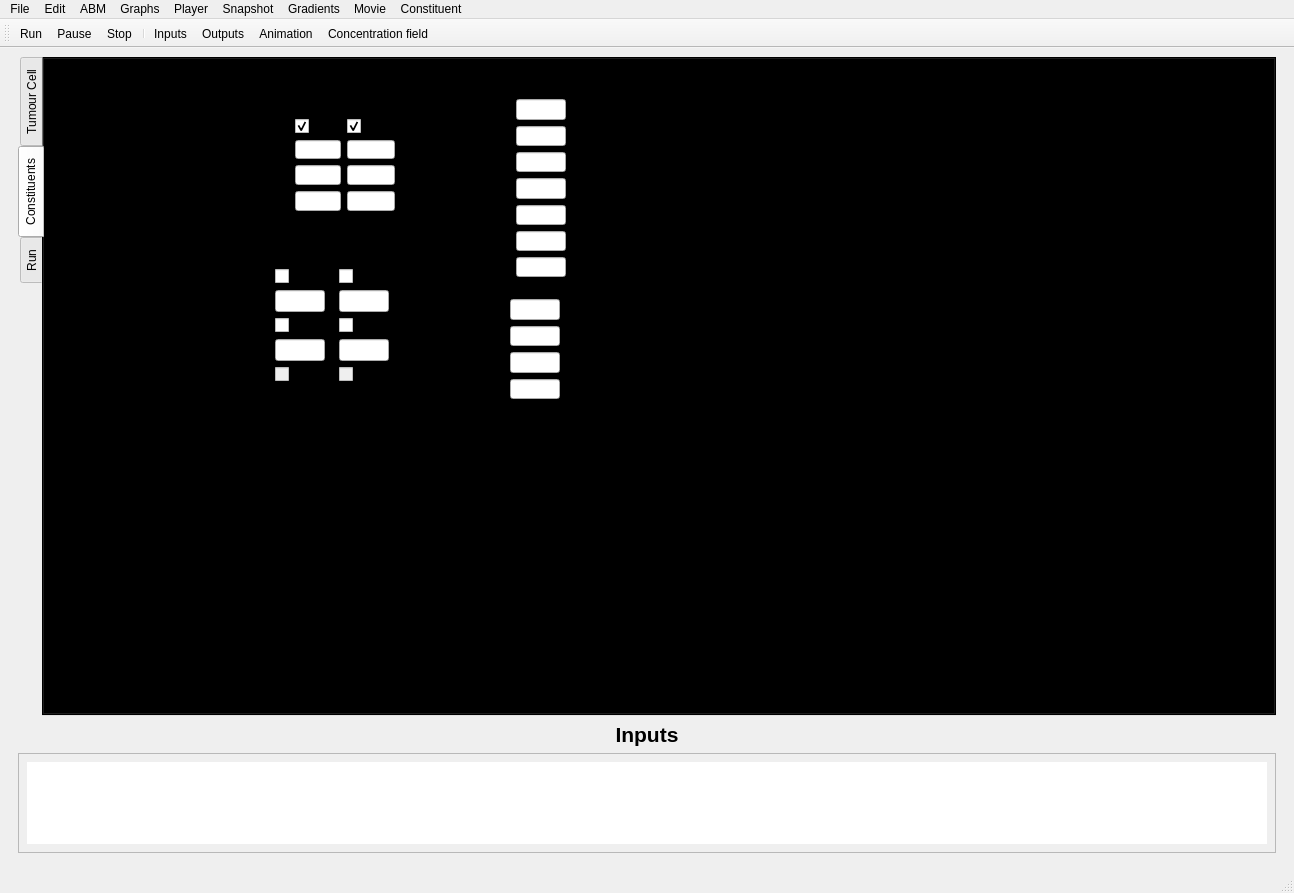
Above: GUI/spheroid_GUI.ui from gibbogle/spheroid-abm before the change. Below: the same form after it.
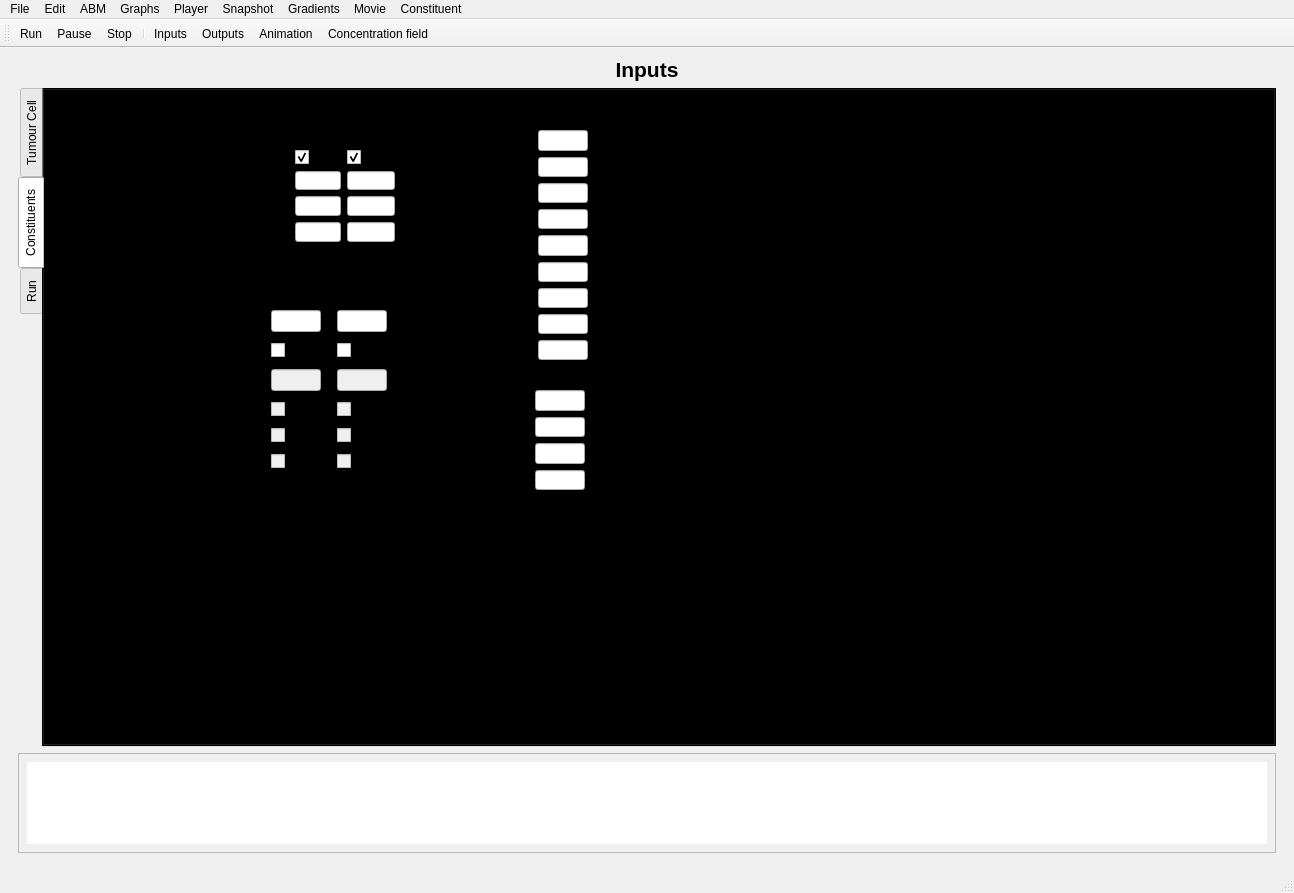
That is the form after the change. The open tabs and pages were chosen to show the change. Icons and pictures are not drawn. Custom widgets are drawn as their Qt base class.

Commit message: Reconfigured the GUI for drug parameter input Single halflife, now applies in medium also

Diff of the .ui file:
```diff
--- a/GUI/spheroid_GUI.ui
+++ b/GUI/spheroid_GUI.ui
@@ -49,6 +49,30 @@
         <property name="topMargin">
          <number>0</number>
         </property>
+        <item>
+         <widget class="QLabel" name="label_input">
+          <property name="maximumSize">
+           <size>
+            <width>16777215</width>
+            <height>30</height>
+           </size>
+          </property>
+          <property name="font">
+           <font>
+            <family>Segoe UI</family>
+            <pointsize>16</pointsize>
+            <weight>75</weight>
+            <bold>true</bold>
+           </font>
+          </property>
+          <property name="text">
+           <string>Inputs</string>
+          </property>
+          <property name="alignment">
+           <set>Qt::AlignCenter</set>
+          </property>
+         </widget>
+        </item>
         <item>
          <widget class="QTabWidget" name="tabs">
           <property name="enabled">
@@ -452,8 +476,8 @@
              <rect>
               <x>390</x>
               <y>40</y>
-              <width>201</width>
-              <height>178</height>
+              <width>251</width>
+              <height>230</height>
              </rect>
             </property>
             <layout class="QGridLayout" name="gridLayout_6">
@@ -636,12 +660,84 @@
                </property>
               </widget>
              </item>
+             <item row="7" column="2">
+              <widget class="QLineEdit" name="line_SN30K_HALFLIFE">
+               <property name="enabled">
+                <bool>true</bool>
+               </property>
+               <property name="maximumSize">
+                <size>
+                 <width>50</width>
+                 <height>16777215</height>
+                </size>
+               </property>
+               <property name="alignment">
+                <set>Qt::AlignRight|Qt::AlignTrailing|Qt::AlignVCenter</set>
+               </property>
+              </widget>
+             </item>
+             <item row="7" column="3">
+              <widget class="QLabel" name="units_halflife">
+               <property name="text">
+                <string>hours</string>
+               </property>
+              </widget>
+             </item>
+             <item row="7" column="1">
+              <widget class="QMyLabel" name="label_SN30K_HALFLIFE">
+               <property name="font">
+                <font>
+                 <weight>50</weight>
+                 <bold>false</bold>
+                </font>
+               </property>
+               <property name="text">
+                <string>Half-life</string>
+               </property>
+              </widget>
+             </item>
+             <item row="8" column="1">
+              <widget class="QMyLabel" name="label_SN30K_METABOLITE_HALFLIFE">
+               <property name="font">
+                <font>
+                 <weight>50</weight>
+                 <bold>false</bold>
+                </font>
+               </property>
+               <property name="text">
+                <string>Metabolite half-life</string>
+               </property>
+              </widget>
+             </item>
+             <item row="8" column="2">
+              <widget class="QLineEdit" name="line_SN30K_METABOLITE_HALFLIFE">
+               <property name="enabled">
+                <bool>true</bool>
+               </property>
+               <property name="maximumSize">
+                <size>
+                 <width>50</width>
+                 <height>16777215</height>
+                </size>
+               </property>
+               <property name="alignment">
+                <set>Qt::AlignRight|Qt::AlignTrailing|Qt::AlignVCenter</set>
+               </property>
+              </widget>
+             </item>
+             <item row="8" column="3">
+              <widget class="QLabel" name="units_metabolite_halflife">
+               <property name="text">
+                <string>hours</string>
+               </property>
+              </widget>
+             </item>
             </layout>
            </widget>
            <widget class="QLabel" name="label_SN30K">
             <property name="geometry">
              <rect>
-              <x>420</x>
+              <x>450</x>
               <y>20</y>
               <width>131</width>
               <height>16</height>
@@ -661,8 +757,8 @@
             <property name="geometry">
              <rect>
               <x>390</x>
-              <y>240</y>
-              <width>201</width>
+              <y>300</y>
+              <width>251</width>
               <height>100</height>
              </rect>
             </property>
@@ -761,8 +857,8 @@
            <widget class="QLabel" name="label_SN30K_KILL">
             <property name="geometry">
              <rect>
-              <x>390</x>
-              <y>220</y>
+              <x>470</x>
+              <y>280</y>
               <width>91</width>
               <height>16</height>
              </rect>
@@ -783,24 +879,11 @@
               <x>50</x>
               <y>190</y>
               <width>303</width>
-              <height>138</height>
+              <height>195</height>
              </rect>
             </property>
             <layout class="QGridLayout" name="gridLayout_8">
-             <item row="0" column="0">
-              <widget class="QLabel" name="label_drug">
-               <property name="font">
-                <font>
-                 <weight>75</weight>
-                 <bold>true</bold>
-                </font>
-               </property>
-               <property name="text">
-                <string>Drug</string>
-               </property>
-              </widget>
-             </item>
-             <item row="1" column="0">
+             <item row="2" column="0">
               <widget class="QMyLabel" name="label_drugused">
                <property name="font">
                 <font>
@@ -813,8 +896,8 @@
                </property>
               </widget>
              </item>
-             <item row="2" column="0">
-              <widget class="QMyLabel" name="label_bdryconc_1">
+             <item row="3" column="0">
+              <widget class="QMyLabel" name="label_bdryconc">
                <property name="font">
                 <font>
                  <weight>75</weight>
@@ -826,33 +909,13 @@
                </property>
               </widget>
              </item>
-             <item row="2" column="1">
+             <item row="3" column="1">
               <widget class="QLabel" name="units_bdryconc_2">
                <property name="text">
                 <string>mM</string>
                </property>
               </widget>
              </item>
-             <item row="4" column="0">
-              <widget class="QMyLabel" name="label_halflife">
-               <property name="font">
-                <font>
-                 <weight>75</weight>
-                 <bold>true</bold>
-                </font>
-               </property>
-               <property name="text">
-                <string>Half-life</string>
-               </property>
-              </widget>
-             </item>
-             <item row="4" column="1">
-              <widget class="QLabel" name="units_halflife">
-               <property name="text">
-                <string>hours</string>
-               </property>
-              </widget>
-             </item>
              <item row="0" column="2">
               <widget class="QLabel" name="label_SN30000">
                <property name="sizePolicy">
@@ -874,12 +937,12 @@
                 </font>
                </property>
                <property name="text">
-                <string>SN30000</string>
+                <string>Drug A</string>
                </property>
               </widget>
              </item>
-             <item row="1" column="2">
-              <widget class="QCheckBox" name="cbox_USE_SN30K">
+             <item row="2" column="2">
+              <widget class="QCheckBox" name="cbox_USE_DRUG_A">
                <property name="maximumSize">
                 <size>
                  <width>60</width>
@@ -894,21 +957,11 @@
                </property>
               </widget>
              </item>
-             <item row="2" column="2">
-              <widget class="QLineEdit" name="line_SN30K_BDRY_CONC">
-               <property name="maximumSize">
-                <size>
-                 <width>50</width>
-                 <height>16777215</height>
-                </size>
+             <item row="3" column="2">
+              <widget class="QLineEdit" name="line_DRUG_A_BDRY_CONC">
+               <property name="enabled">
+                <bool>false</bool>
                </property>
-               <property name="alignment">
-                <set>Qt::AlignRight|Qt::AlignTrailing|Qt::AlignVCenter</set>
-               </property>
-              </widget>
-             </item>
-             <item row="4" column="2">
-              <widget class="QLineEdit" name="line_SN30K_HALFLIFE">
                <property name="maximumSize">
                 <size>
                  <width>50</width>
@@ -945,7 +998,7 @@
                </property>
               </widget>
              </item>
-             <item row="1" column="3">
+             <item row="2" column="3">
               <widget class="QCheckBox" name="cbox_USE_DRUG_B">
                <property name="maximumSize">
                 <size>
@@ -961,21 +1014,11 @@
                </property>
               </widget>
              </item>
-             <item row="2" column="3">
+             <item row="3" column="3">
               <widget class="QLineEdit" name="line_DRUG_B_BDRY_CONC">
-               <property name="maximumSize">
-                <size>
-                 <width>50</width>
-                 <height>16777215</height>
-                </size>
+               <property name="enabled">
+                <bool>false</bool>
                </property>
-               <property name="alignment">
-                <set>Qt::AlignRight|Qt::AlignTrailing|Qt::AlignVCenter</set>
-               </property>
-              </widget>
-             </item>
-             <item row="4" column="3">
-              <widget class="QLineEdit" name="line_DRUG_B_HALFLIFE">
                <property name="maximumSize">
                 <size>
                  <width>50</width>
@@ -987,7 +1030,7 @@
                </property>
               </widget>
              </item>
-             <item row="3" column="0">
+             <item row="4" column="0">
               <widget class="QMyLabel" name="label_decay">
                <property name="font">
                 <font>
@@ -1000,8 +1043,11 @@
                </property>
               </widget>
              </item>
-             <item row="3" column="2">
-              <widget class="QCheckBox" name="cbox_SN30K_DECAY">
+             <item row="4" column="2">
+              <widget class="QCheckBox" name="cbox_DRUG_A_DECAY">
+               <property name="enabled">
+                <bool>false</bool>
+               </property>
                <property name="text">
                 <string/>
                </property>
@@ -1010,8 +1056,11 @@
                </property>
               </widget>
              </item>
-             <item row="3" column="3">
+             <item row="4" column="3">
               <widget class="QCheckBox" name="cbox_DRUG_B_DECAY">
+               <property name="enabled">
+                <bool>false</bool>
+               </property>
                <property name="text">
                 <string/>
                </property>
@@ -1050,6 +1099,86 @@
                </property>
               </widget>
              </item>
+             <item row="6" column="0">
+              <widget class="QMyLabel" name="label_metabolite_decay">
+               <property name="font">
+                <font>
+                 <weight>75</weight>
+                 <bold>true</bold>
+                </font>
+               </property>
+               <property name="text">
+                <string>Metabolite decaying</string>
+               </property>
+              </widget>
+             </item>
+             <item row="6" column="2">
+              <widget class="QCheckBox" name="cbox_DRUG_A_METABOLITE_DECAY">
+               <property name="enabled">
+                <bool>false</bool>
+               </property>
+               <property name="text">
+                <string/>
+               </property>
+               <property name="checked">
+                <bool>false</bool>
+               </property>
+              </widget>
+             </item>
+             <item row="6" column="3">
+              <widget class="QCheckBox" name="cbox_DRUG_B_METABOLITE_DECAY">
+               <property name="enabled">
+                <bool>false</bool>
+               </property>
+               <property name="text">
+                <string/>
+               </property>
+              </widget>
+             </item>
+             <item row="1" column="2">
+              <widget class="QLineEdit" name="text_DRUG_A_NAME">
+               <property name="enabled">
+                <bool>true</bool>
+               </property>
+               <property name="maximumSize">
+                <size>
+                 <width>50</width>
+                 <height>16777215</height>
+                </size>
+               </property>
+               <property name="text">
+                <string/>
+               </property>
+               <property name="alignment">
+                <set>Qt::AlignRight|Qt::AlignTrailing|Qt::AlignVCenter</set>
+               </property>
+               <property name="readOnly">
+                <bool>true</bool>
+               </property>
+              </widget>
+             </item>
+             <item row="1" column="3">
+              <widget class="QLineEdit" name="text_DRUG_B_NAME">
+               <property name="enabled">
+                <bool>true</bool>
+               </property>
+               <property name="maximumSize">
+                <size>
+                 <width>50</width>
+                 <height>16777215</height>
+                </size>
+               </property>
+               <property name="text">
+                <string/>
+               </property>
+               <property name="alignment">
+                <set>Qt::AlignRight|Qt::AlignTrailing|Qt::AlignVCenter</set>
+               </property>
+               <property name="readOnly">
+                <bool>true</bool>
+               </property>
+              </widget>
+             </item>
             </layout>
            </widget>
           </widget>
@@ -1880,30 +2009,6 @@
           </widget>
          </widget>
         </item>
-        <item>
-         <widget class="QLabel" name="label_input">
-          <property name="maximumSize">
-           <size>
-            <width>16777215</width>
-            <height>30</height>
-           </size>
-          </property>
-          <property name="font">
-           <font>
-            <family>Segoe UI</family>
-            <pointsize>16</pointsize>
-            <weight>75</weight>
-            <bold>true</bold>
-           </font>
-          </property>
-          <property name="text">
-           <string>Inputs</string>
-          </property>
-          <property name="alignment">
-           <set>Qt::AlignCenter</set>
-          </property>
-         </widget>
-        </item>
         <item>
          <widget class="QTextEdit" name="text_more">
           <property name="sizePolicy">
```
Left out of the diff: 8 changed lines with no effect on the pictures. The commit also changes 7 other files.
